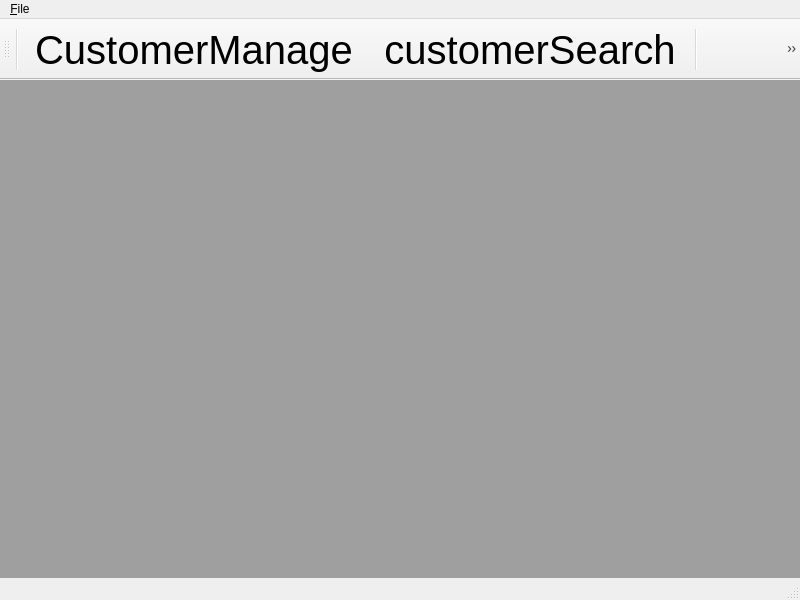
Qt form mainwindow.ui (GlennPark/OliveHealthCare) before a commit.
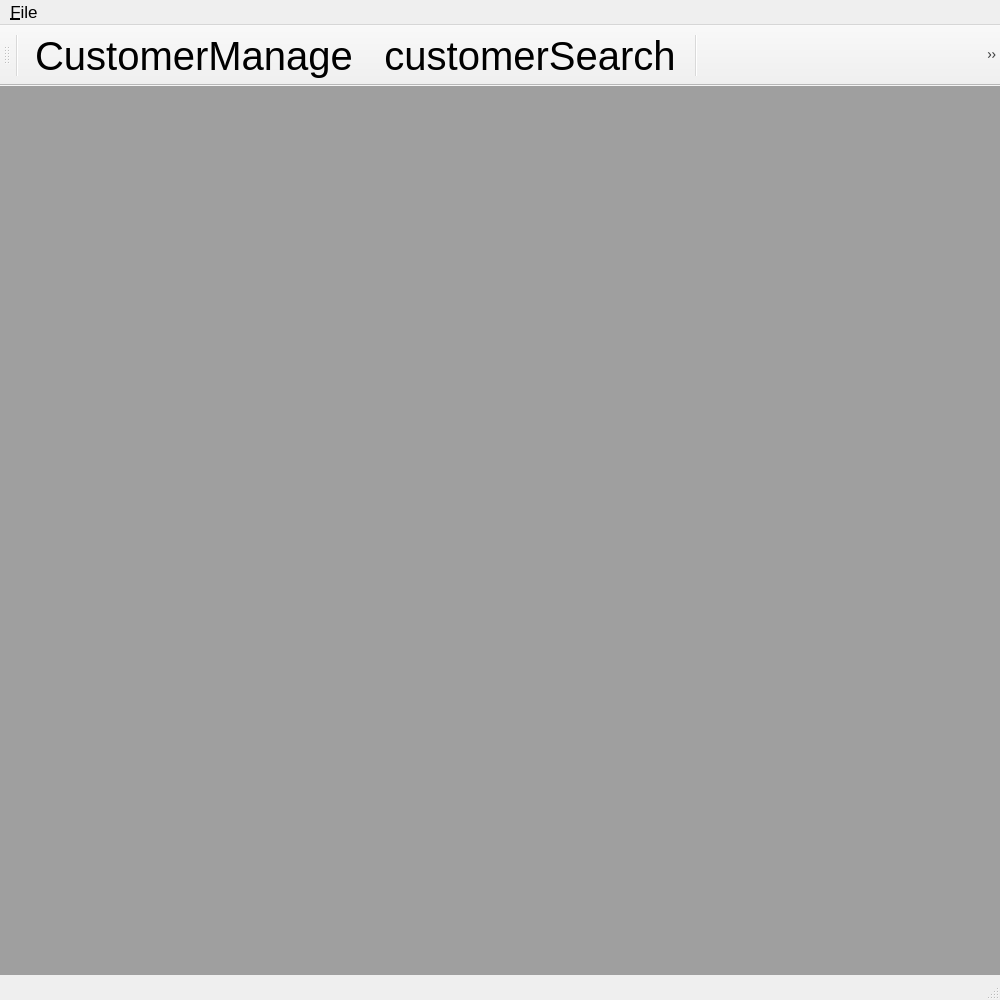
The same form after that commit. Icons and pictures are not drawn.

What changed in the file:
```diff
--- a/mainwindow.ui
+++ b/mainwindow.ui
@@ -6,10 +6,16 @@
    <rect>
     <x>0</x>
     <y>0</y>
-    <width>800</width>
-    <height>600</height>
+    <width>1000</width>
+    <height>1000</height>
    </rect>
   </property>
+  <property name="font">
+   <font>
+    <pointsize>13</pointsize>
+    <bold>false</bold>
+   </font>
+  </property>
   <property name="focusPolicy">
    <enum>Qt::ClickFocus</enum>
   </property>
@@ -59,7 +65,7 @@
     <rect>
      <x>0</x>
      <y>0</y>
-     <width>800</width>
+     <width>1000</width>
      <height>24</height>
     </rect>
    </property>
@@ -77,6 +83,7 @@
    <property name="font">
     <font>
      <pointsize>30</pointsize>
+     <bold>false</bold>
     </font>
    </property>
    <property name="windowTitle">
```
Left out of the diff: 36 changed lines with no effect on the pictures.
